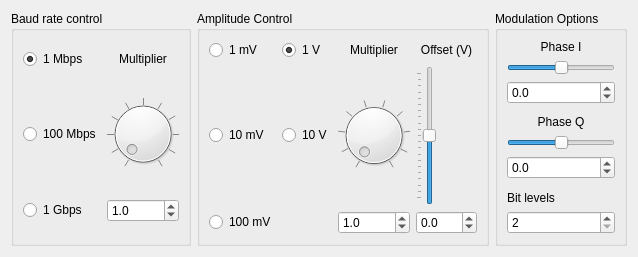
Above: instruments/qam_gen.ui from pfjarschel/virtual-telecom-lab before the change. Below: the same form after it.
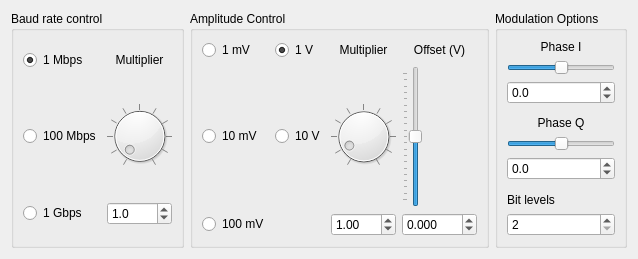
That is the form after the change.

Patch:
```diff
--- a/instruments/qam_gen.ui
+++ b/instruments/qam_gen.ui
@@ -7,7 +7,7 @@
     <x>0</x>
     <y>0</y>
     <width>638</width>
-    <height>257</height>
+    <height>259</height>
    </rect>
   </property>
   <property name="windowTitle">
@@ -138,7 +138,7 @@
            <bool>false</bool>
           </property>
           <property name="decimals">
-           <number>1</number>
+           <number>3</number>
           </property>
           <property name="minimum">
            <double>-100.000000000000000</double>
@@ -164,7 +164,7 @@
            <bool>false</bool>
           </property>
           <property name="decimals">
-           <number>1</number>
+           <number>2</number>
           </property>
           <property name="minimum">
            <double>0.100000000000000</double>
@@ -190,7 +190,7 @@
            <number>10</number>
           </property>
           <property name="maximum">
-           <number>100</number>
+           <number>1000</number>
           </property>
           <property name="singleStep">
            <number>1</number>
@@ -198,8 +198,11 @@
           <property name="pageStep">
            <number>10</number>
           </property>
+          <property name="value">
+           <number>100</number>
+          </property>
           <property name="notchTarget">
-           <double>10.000000000000000</double>
+           <double>100.000000000000000</double>
           </property>
           <property name="notchesVisible">
            <bool>true</bool>
@@ -209,10 +212,16 @@
         <item row="2" column="3">
          <widget class="QSlider" name="offsetSlider">
           <property name="minimum">
-           <number>-1000</number>
+           <number>-100000</number>
           </property>
           <property name="maximum">
-           <number>1000</number>
+           <number>100000</number>
+          </property>
+          <property name="singleStep">
+           <number>10</number>
+          </property>
+          <property name="pageStep">
+           <number>100</number>
           </property>
           <property name="orientation">
            <enum>Qt::Vertical</enum>
@@ -224,7 +233,7 @@
            <enum>QSlider::TicksAbove</enum>
           </property>
           <property name="tickInterval">
-           <number>100</number>
+           <number>10000</number>
           </property>
          </widget>
         </item>
```
Left out of the diff: 9 changed lines with no effect on the pictures.
